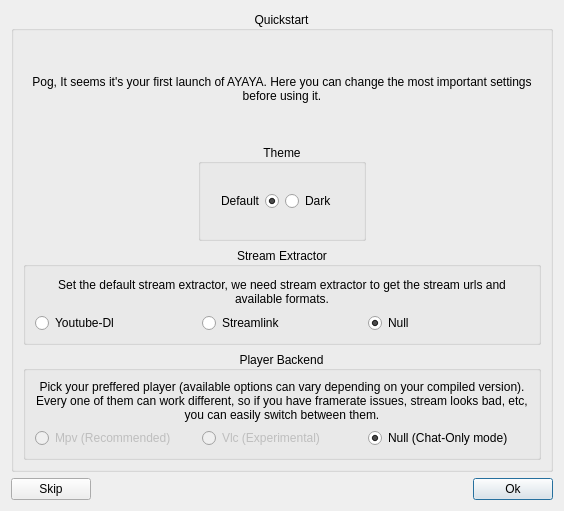
First picture: the form in AYAYA/settings/quickstartdialog.ui, repository jkbz64/AYAYA, before the edit.
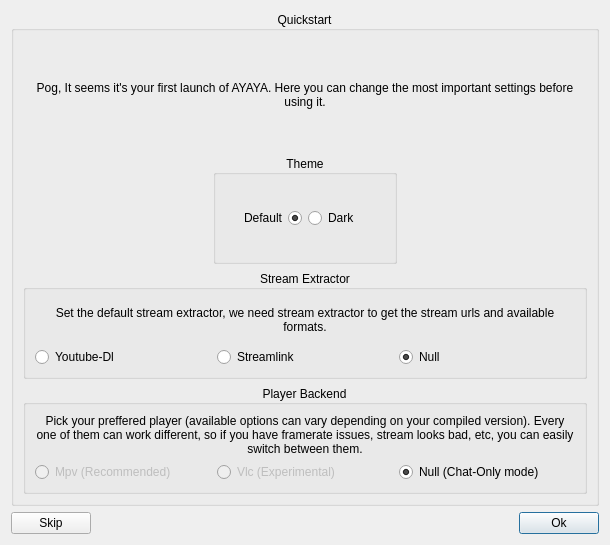
Second picture: the form after the edit.

Commit message: Increased chat's bottom margin so the emotes aren't cut off halfway if they are the newest message

The edit to the form file:
```diff
--- a/AYAYA/settings/quickstartdialog.ui
+++ b/AYAYA/settings/quickstartdialog.ui
@@ -9,8 +9,8 @@
    <rect>
     <x>0</x>
     <y>0</y>
-    <width>564</width>
-    <height>511</height>
+    <width>610</width>
+    <height>545</height>
    </rect>
   </property>
   <property name="baseSize">
```
The commit also changes 1 other file.
